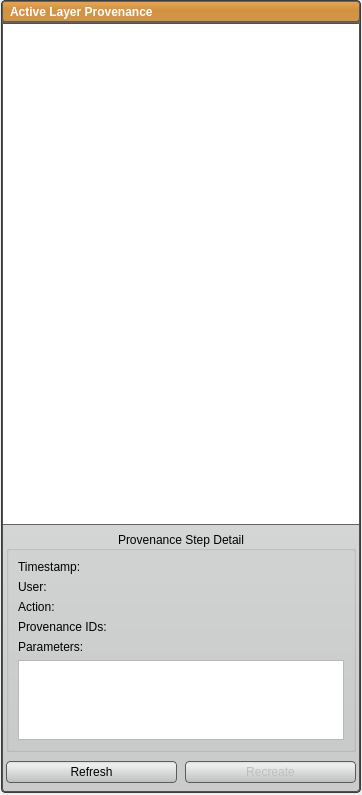
Qt form src/Interface/Application/ProvenanceDockWidget.ui (SCIInstitute/Seg3D) before a commit.
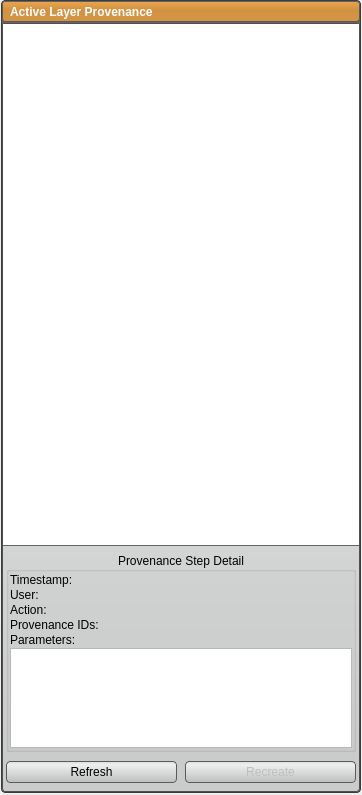
The same form after that commit. Custom widgets are drawn as their Qt base class.

Commit message: switch on python by default. Fix python compile issues on mac. Make the tools/filters window the default one shown.

```diff
--- a/src/Interface/Application/ProvenanceDockWidget.ui
+++ b/src/Interface/Application/ProvenanceDockWidget.ui
@@ -200,7 +200,13 @@
                <property name="alignment">
                 <set>Qt::AlignCenter</set>
                </property>
-               <layout class="QVBoxLayout" name="verticalLayout_5">
+               <layout class="QVBoxLayout" name="verticalLayout_5" stretch="0,0,0,0,0,0">
+                <property name="spacing">
+                 <number>1</number>
+                </property>
+                <property name="margin">
+                 <number>1</number>
+                </property>
                 <item>
                  <layout class="QHBoxLayout" name="horizontalLayout_3">
                   <property name="topMargin">
@@ -236,9 +242,6 @@
                 </item>
                 <item>
                  <layout class="QHBoxLayout" name="horizontalLayout_2">
-                  <property name="margin">
-                   <number>0</number>
-                  </property>
                   <item>
                    <widget class="QLabel" name="label">
                     <property name="sizePolicy">
@@ -351,15 +354,22 @@
                   <property name="minimumSize">
                    <size>
                     <width>0</width>
-                    <height>80</height>
+                    <height>100</height>
                    </size>
                   </property>
                   <property name="maximumSize">
                    <size>
                     <width>16777215</width>
-                    <height>80</height>
+                    <height>100</height>
                    </size>
                   </property>
+                  <property name="html">
+                   <string>&lt;!DOCTYPE HTML PUBLIC &quot;-//W3C//DTD HTML 4.0//EN&quot; &quot;http://www.w3.org/TR/REC-html40/strict.dtd&quot;&gt;
+&lt;html&gt;&lt;head&gt;&lt;meta name=&quot;qrichtext&quot; content=&quot;1&quot; /&gt;&lt;style type=&quot;text/css&quot;&gt;
+p, li { white-space: pre-wrap; }
+&lt;/style&gt;&lt;/head&gt;&lt;body style=&quot; font-family:'Lucida Grande'; font-size:13pt; font-weight:400; font-style:normal;&quot;&gt;
+&lt;p style=&quot;-qt-paragraph-type:empty; margin-top:0px; margin-bottom:0px; margin-left:0px; margin-right:0px; -qt-block-indent:0; text-indent:0px;&quot;&gt;&lt;/p&gt;&lt;/body&gt;&lt;/html&gt;</string>
+                  </property>
                  </widget>
                 </item>
                </layout>
```
The commit also changes 3 other files.
